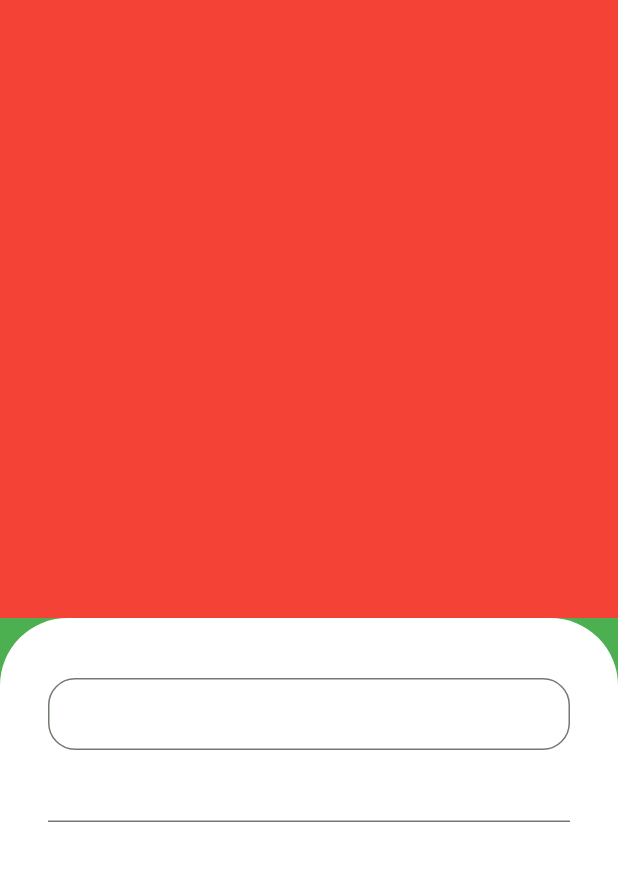
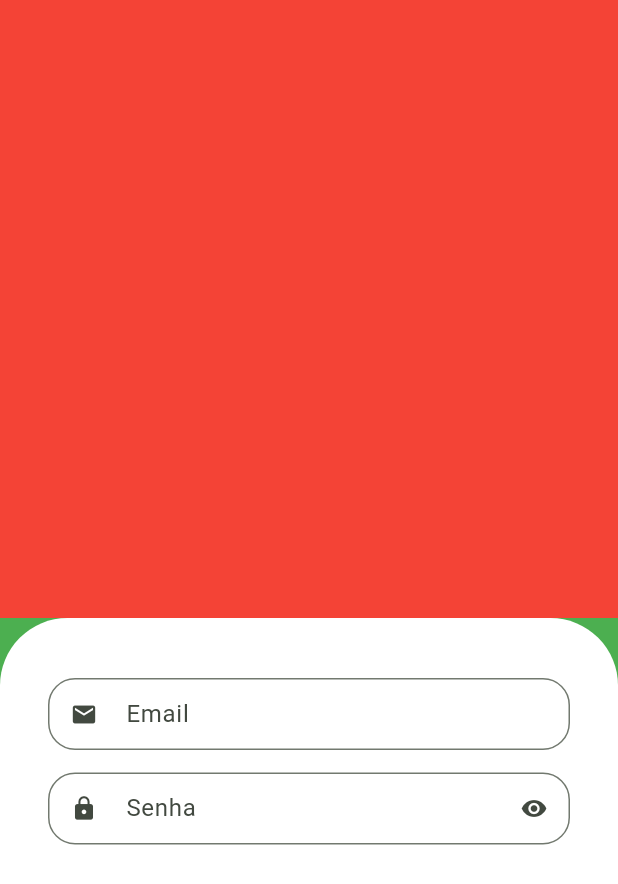
Before and after one commit to lucasletro/GreenGrocer, a Flutter app: the screen it shows after launch, on a phone screen of 412 x 824 dp. Shown: the top 884 px of the screen. Run offline on Flutter 3.47's test engine with Material 2 defaults, Android fonts, the phone set to English and light mode, and no system bars.

Commit message:
Criando o widget customizado de campo de texto.

```diff
--- /dev/null
+++ b/lib/src/auth/components/custom_text_field.dart
@@ -0,0 +1,65 @@
+import 'package:flutter/material.dart';
+
+//CAMPO DE TEXTO CUSTOMIZADO #2
+
+class CustomTextField extends StatefulWidget {
+  final IconData icon;
+  final String label;
+
+  //variavel para apresentar o botao de visibilidade
+  // do suffixIcon no campo de senha
+  final bool isSecret;
+
+  const CustomTextField({
+    Key? key,
+    required this.icon,
+    required this.label,
+    this.isSecret = false,
+  }) : super(key: key);
+
+  @override
+  State<CustomTextField> createState() => _CustomTextFieldState();
+}
+
+class _CustomTextFieldState extends State<CustomTextField> {
+
+  //variavel para deixar o texto oculto nas senhas
+  bool isObscure = false;
+
+  @override
+  void initState() {
+    super.initState();
+    //se o isSecret for true p isObscure tambem sera.
+    isObscure = widget.isSecret;
+  }
+
+  @override
+  Widget build(BuildContext context) {
+    return Padding(
+      padding: const EdgeInsets.only(bottom: 15),
+      child: TextFormField(
+        obscureText: isObscure,
+        decoration: InputDecoration(
+          prefixIcon: Icon(widget.icon),
+
+          //se o isSecret for true mostra o botão senao retorna null
+          suffixIcon: widget.isSecret ? IconButton(
+            onPressed: () {
+              setState(() {
+                isObscure = !isObscure;
+              });
+            },
+            icon: Icon( isObscure ? Icons.visibility : Icons.visibility_off),
+          ) : null,
+
+          labelText: widget.label,
+          isDense: true,
+          //o campo de texto fica mais baixo
+          border: OutlineInputBorder(
+            borderRadius: BorderRadius.circular(18),
+          ),
+        ),
+      ),
+    );
+  }
+}
--- a/lib/src/auth/sign_in_screen.dart
+++ b/lib/src/auth/sign_in_screen.dart
@@ -1,6 +1,7 @@
 import 'package:flutter/material.dart';
+import 'package:greengrocer/src/auth/components/custom_text_field.dart';
 
-//TELA DE LOGIN
+//TELA DE LOGIN #1
 
 class SignInScreen extends StatelessWidget {
   const SignInScreen({Key? key}) : super(key: key);
@@ -29,20 +30,20 @@ class SignInScreen extends StatelessWidget {
                   )
                 ),
 
-                child: Column(
+                child: const Column(
                   children: [
                     //email
-                    TextFormField(
-                      decoration: InputDecoration(
-                        isDense: true, //o campo de texto fica mais baixo
-                        border: OutlineInputBorder(
-                          borderRadius: BorderRadius.circular(18),
-                        ),
-                      ),
+                    CustomTextField(
+                      icon: Icons.email,
+                      label: "Email",
                     ),
 
                     //senha
-                    TextFormField(),
+                    CustomTextField(
+                      icon: Icons.lock,
+                      label: "Senha",
+                      isSecret: true,
+                    ),
 
                   ],
                 ),
```
